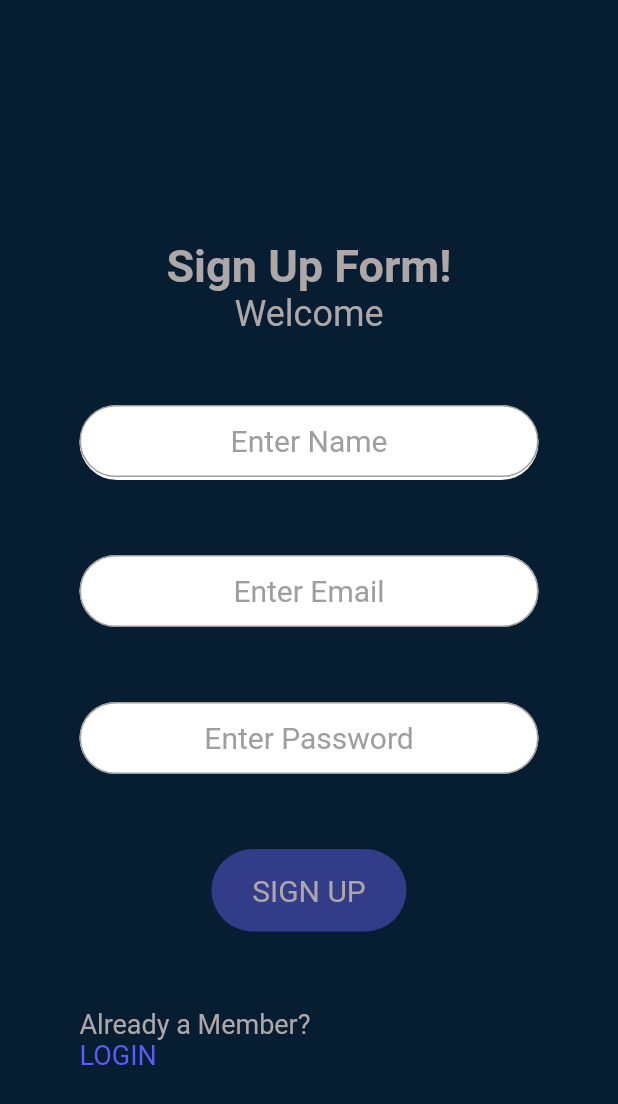
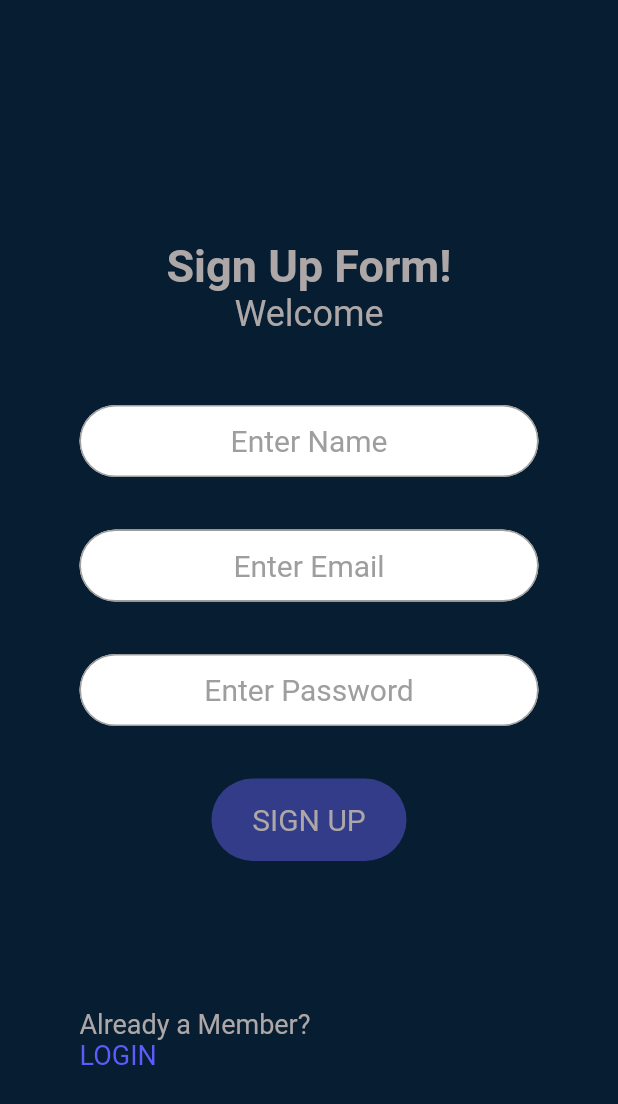
Before and after one commit to Squidank/uas-to-do-list-app, a Flutter app: the signupPage screen opened directly, on a phone screen of 412 x 824 dp. Shown: the top 1104 px of the screen. Run offline on Flutter 3.47's test engine with Material 2 defaults, Android fonts, the phone set to English and light mode, and no system bars; our stand-ins replace google_fonts.

Commit message:
Add files via upload

```diff
--- a/lib/signupPage.dart
+++ b/lib/signupPage.dart
@@ -57,28 +57,22 @@ class signupPage extends StatelessWidget {
               ),
             ],
           ),
+          Column(children: [
             Container(
-            margin: const EdgeInsets.only(
-              top: 270,
-              right: 53,
-              left: 53,
-            ),
-            child: Column(children: [
-              Container(
-                  height: 50,
-                  margin: EdgeInsets.only(bottom: 50),
+                margin: EdgeInsets.only(
+                    top: 270, right: 53, left: 53, bottom: 35),
                 decoration: BoxDecoration(
                     color: Colors.white,
                     borderRadius: BorderRadius.circular(30)),
                 child: txtField('Enter Name', false)),
             Container(
-                  margin: EdgeInsets.only(bottom: 50),
+                margin: EdgeInsets.only(right: 53, left: 53, bottom: 35),
                 decoration: BoxDecoration(
                     color: Colors.white,
                     borderRadius: BorderRadius.circular(30)),
                 child: txtField('Enter Email', false)),
             Container(
-                  margin: EdgeInsets.only(bottom: 50),
+                margin: EdgeInsets.only(right: 53, left: 53, bottom: 35),
                 decoration: BoxDecoration(
                     color: Colors.white,
                     borderRadius: BorderRadius.circular(30)),
@@ -86,7 +80,7 @@ class signupPage extends StatelessWidget {
             Container(
                 width: 130,
                 height: 55,
-                  margin: EdgeInsets.only(bottom: 50),
+                margin: EdgeInsets.only(bottom: 35),
                 decoration: BoxDecoration(
                     color: Color(0xff333C89),
                     borderRadius: BorderRadius.circular(30)),
@@ -100,7 +94,6 @@ class signupPage extends StatelessWidget {
                   ),
                 ))
           ]),
-          ),
           Positioned(
             bottom: 110,
             left: 53,
@@ -114,9 +107,11 @@ class signupPage extends StatelessWidget {
                       fontSize: 18,
                       color: Color(0xffADA7A7)),
                 ),
-                GestureDetector(onTap: () {
+                GestureDetector(
+                    onTap: () {
                       Navigator.push(context,
-                      MaterialPageRoute(builder: (context) => loginPage()));},
+                          MaterialPageRoute(builder: (context) => loginPage()));
+                    },
                     child: InkWell(
                       child: Text(
                         'LOGIN',
@@ -125,8 +120,7 @@ class signupPage extends StatelessWidget {
                             fontSize: 18,
                             color: Color(0xff5E5BFB)),
                       ),
-                  )
-                )
+                    ))
               ],
             ),
           ),
```
Lines whose indentation alone changed are shown as unchanged.
